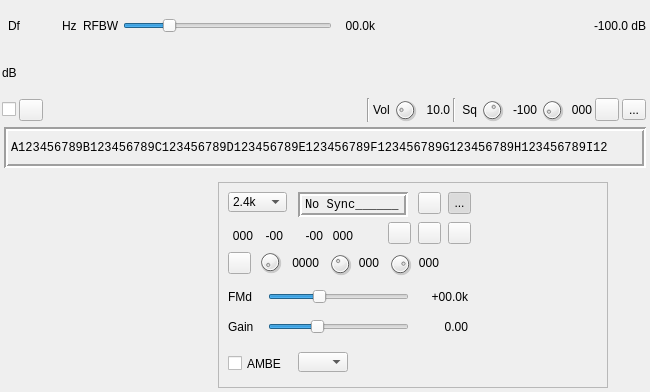
Before: the Qt Designer form plugins/channelrx/demoddsd/dsddemodgui.ui in f4exb/sdrangel, drawn with Qt 5.
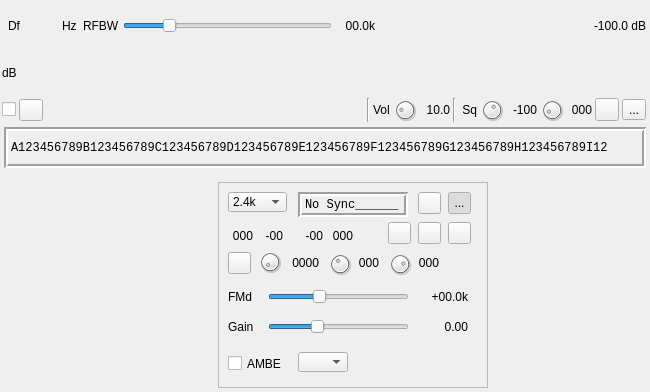
After: the same form once the commit is applied. Icons and pictures are not drawn. Custom widgets are drawn as their Qt base class.

Commit message: Reduce minimum size so more likely to fit on Android screens

What changed in the file:
```diff
--- a/plugins/channelrx/demoddsd/dsddemodgui.ui
+++ b/plugins/channelrx/demoddsd/dsddemodgui.ui
@@ -18,7 +18,7 @@
   </property>
   <property name="minimumSize">
    <size>
-    <width>650</width>
+    <width>500</width>
     <height>392</height>
    </size>
   </property>
@@ -569,13 +569,13 @@
     <rect>
      <x>10</x>
      <y>180</y>
-     <width>600</width>
+     <width>480</width>
      <height>210</height>
     </rect>
    </property>
    <property name="minimumSize">
     <size>
-     <width>600</width>
+     <width>480</width>
      <height>210</height>
     </size>
    </property>
@@ -1260,6 +1260,11 @@
   </widget>
  </widget>
  <customwidgets>
+  <customwidget>
+   <class>ButtonSwitch</class>
+   <extends>QToolButton</extends>
+   <header>gui/buttonswitch.h</header>
+  </customwidget>
   <customwidget>
    <class>RollupContents</class>
    <extends>QWidget</extends>
@@ -1278,11 +1283,6 @@
    <header>gui/levelmeter.h</header>
    <container>1</container>
   </customwidget>
-  <customwidget>
-   <class>ButtonSwitch</class>
-   <extends>QToolButton</extends>
-   <header>gui/buttonswitch.h</header>
-  </customwidget>
   <customwidget>
    <class>TVScreen</class>
    <extends>QWidget</extends>
```
Left out of the diff: 4 changed lines with no effect on the pictures.
